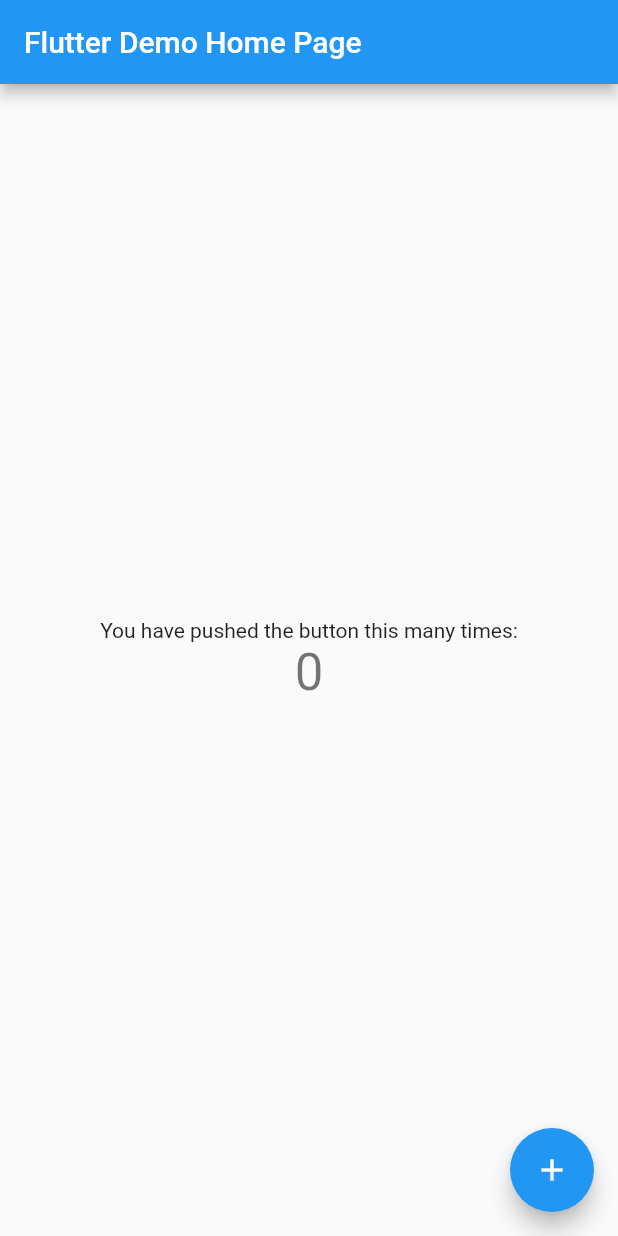
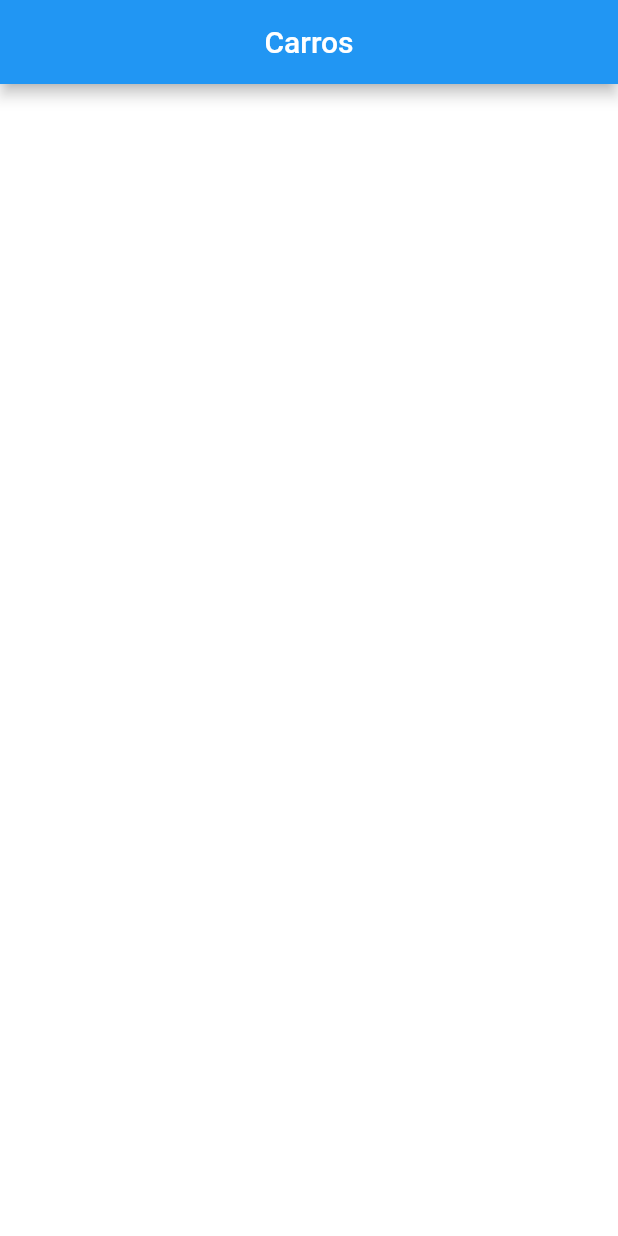
Before and after one commit to tharlesamaro/projeto-dos-carros-com-flutter, a Flutter app: the screen it shows after launch, on a phone screen of 412 x 824 dp. Run offline on Flutter 3.47's test engine with Material 2 defaults, Android fonts, the phone set to English and light mode, and no system bars.

Commit message:
Criando a estrutura básica do projeto

```diff
--- a/lib/main.dart
+++ b/lib/main.dart
@@ -1,111 +1,17 @@
+import 'package:carros/pages/login_page.dart';
 import 'package:flutter/material.dart';
 
 void main() => runApp(MyApp());
 
 class MyApp extends StatelessWidget {
-  // This widget is the root of your application.
   @override
   Widget build(BuildContext context) {
     return MaterialApp(
-      title: 'Flutter Demo',
+      debugShowCheckedModeBanner: false,
       theme: ThemeData(
-        // This is the theme of your application.
-        //
-        // Try running your application with "flutter run". You'll see the
-        // application has a blue toolbar. Then, without quitting the app, try
-        // changing the primarySwatch below to Colors.green and then invoke
-        // "hot reload" (press "r" in the console where you ran "flutter run",
-        // or simply save your changes to "hot reload" in a Flutter IDE).
-        // Notice that the counter didn't reset back to zero; the application
-        // is not restarted.
         primarySwatch: Colors.blue,
       ),
-      home: MyHomePage(title: 'Flutter Demo Home Page'),
+      home: LoginPage(),
     );
   }
 }
-
-class MyHomePage extends StatefulWidget {
-  MyHomePage({Key key, this.title}) : super(key: key);
-
-  // This widget is the home page of your application. It is stateful, meaning
-  // that it has a State object (defined below) that contains fields that affect
-  // how it looks.
-
-  // This class is the configuration for the state. It holds the values (in this
-  // case the title) provided by the parent (in this case the App widget) and
-  // used by the build method of the State. Fields in a Widget subclass are
-  // always marked "final".
-
-  final String title;
-
-  @override
-  _MyHomePageState createState() => _MyHomePageState();
-}
-
-class _MyHomePageState extends State<MyHomePage> {
-  int _counter = 0;
-
-  void _incrementCounter() {
-    setState(() {
-      // This call to setState tells the Flutter framework that something has
-      // changed in this State, which causes it to rerun the build method below
-      // so that the display can reflect the updated values. If we changed
-      // _counter without calling setState(), then the build method would not be
-      // called again, and so nothing would appear to happen.
-      _counter++;
-    });
-  }
-
-  @override
-  Widget build(BuildContext context) {
-    // This method is rerun every time setState is called, for instance as done
-    // by the _incrementCounter method above.
-    //
-    // The Flutter framework has been optimized to make rerunning build methods
-    // fast, so that you can just rebuild anything that needs updating rather
-    // than having to individually change instances of widgets.
-    return Scaffold(
-      appBar: AppBar(
-        // Here we take the value from the MyHomePage object that was created by
-        // the App.build method, and use it to set our appbar title.
-        title: Text(widget.title),
-      ),
-      body: Center(
-        // Center is a layout widget. It takes a single child and positions it
-        // in the middle of the parent.
-        child: Column(
-          // Column is also a layout widget. It takes a list of children and
-          // arranges them vertically. By default, it sizes itself to fit its
-          // children horizontally, and tries to be as tall as its parent.
-          //
-          // Invoke "debug painting" (press "p" in the console, choose the
-          // "Toggle Debug Paint" action from the Flutter Inspector in Android
-          // Studio, or the "Toggle Debug Paint" command in Visual Studio Code)
-          // to see the wireframe for each widget.
-          //
-          // Column has various properties to control how it sizes itself and
-          // how it positions its children. Here we use mainAxisAlignment to
-          // center the children vertically; the main axis here is the vertical
-          // axis because Columns are vertical (the cross axis would be
-          // horizontal).
-          mainAxisAlignment: MainAxisAlignment.center,
-          children: <Widget>[
-            Text(
-              'You have pushed the button this many times:',
-            ),
-            Text(
-              '$_counter',
-              style: Theme.of(context).textTheme.display1,
-            ),
-          ],
-        ),
-      ),
-      floatingActionButton: FloatingActionButton(
-        onPressed: _incrementCounter,
-        tooltip: 'Increment',
-        child: Icon(Icons.add),
-      ), // This trailing comma makes auto-formatting nicer for build methods.
-    );
-  }
-}
--- /dev/null
+++ b/lib/pages/login_page.dart
@@ -0,0 +1,20 @@
+import 'package:flutter/material.dart';
+
+class LoginPage extends StatelessWidget {
+  @override
+  Widget build(BuildContext context) {
+    return Scaffold(
+      appBar: AppBar(
+        centerTitle: true,
+        title: Text("Carros"),
+      ),
+      body: _body(),
+    );
+  }
+
+  _body() {
+    return Container(
+      color: Colors.white,
+    );
+  }
+}
```
